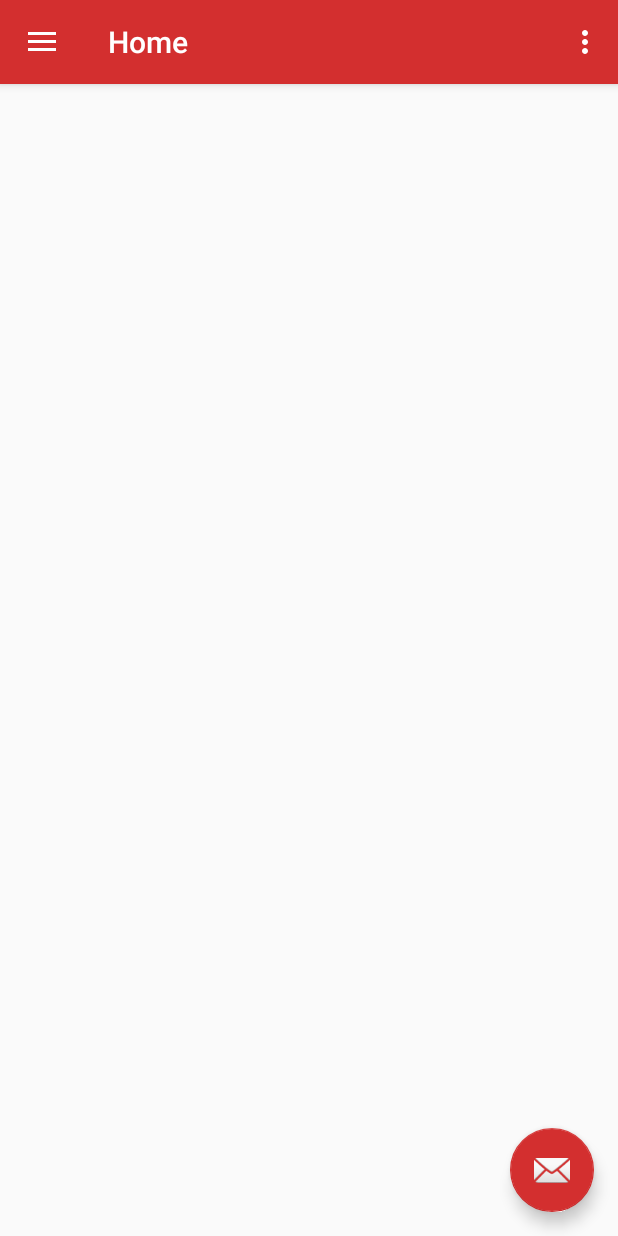
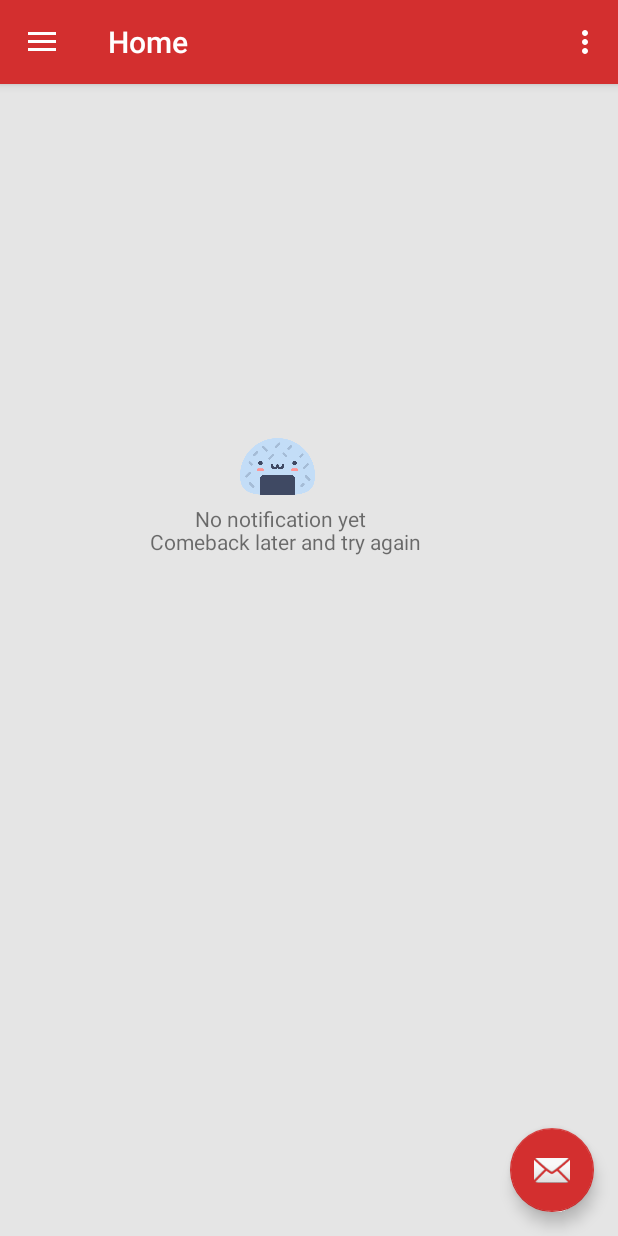
Before and after one commit to rezapremana/NewTADS, an Android app: the fragment NotificationsFragment placed in its activity, on a phone screen of 412 x 824 dp. Run offline under Robolectric (Android 15) with nearby library versions, the phone set to English and light mode, and no system bars; pictures from the network do not load; 2 statements that could not run were skipped.

Commit message:
Notification Content

```diff
--- a/app/src/main/java/info/androidhive/navigationdrawer/activity/MainActivity.java
+++ b/app/src/main/java/info/androidhive/navigationdrawer/activity/MainActivity.java
@@ -45,7 +45,7 @@ public class MainActivity extends AppCompatActivity {
     // urls to load navigation header background image
     // and profile image
     private static final String urlNavHeaderBg = "http://www.viva-vista.sg/wp-content/uploads/shopping-Background.jpg";
-    private static final String urlProfileImg = "https://lh3.googleusercontent.com/eCtE_G34M9ygdkmOpYvCag1vBARCmZwnVS6rS5t4JLzJ6QgQSBquM0nuTsCpLhYbKljoyS-txg";
+    private static final String urlProfileImg = "http://network.ameriska.net/static/images/person.png";
 
     // index to identify current nav menu item
     public static int navItemIndex = 0;
--- a/app/src/main/res/layout/fragment_notifications.xml
+++ b/app/src/main/res/layout/fragment_notifications.xml
@@ -1,7 +1,31 @@
 <FrameLayout xmlns:android="http://schemas.android.com/apk/res/android"
+    xmlns:app="http://schemas.android.com/apk/res-auto"
     xmlns:tools="http://schemas.android.com/tools"
     android:layout_width="match_parent"
     android:layout_height="match_parent"
-    tools:context="info.androidhive.navigationdrawer.fragment.NotificationsFragment">
+    tools:context="info.androidhive.navigationdrawer.fragment.NotificationsFragment"
+    android:background="@color/background">
+
+    <ImageView
+        android:id="@+id/imageView2"
+        android:layout_width="50dp"
+        android:layout_height="50dp"
+        android:layout_marginLeft="160dp"
+        android:layout_marginTop="230dp"
+        app:srcCompat="@drawable/notification_icon" />
+    <TextView
+        android:id="@+id/text1"
+        android:layout_width="wrap_content"
+        android:layout_height="wrap_content"
+        android:text="@string/notification1"
+        android:layout_marginTop="280dp"
+        android:layout_marginLeft="130dp"/>
+    <TextView
+        android:id="@+id/text2"
+        android:layout_width="wrap_content"
+        android:layout_height="wrap_content"
+        android:text="@string/notification2"
+        android:layout_marginLeft="100dp"
+        android:layout_marginTop="295dp"/>
 
 </FrameLayout>
--- a/app/src/main/res/values/colors.xml
+++ b/app/src/main/res/values/colors.xml
@@ -3,4 +3,5 @@
     <color name="colorPrimary">#d32f2f</color>
     <color name="colorPrimaryDark">#c72c2c</color>
     <color name="colorAccent">#FFFFFF</color>
+    <color name="background">#e5e5e5</color>
 </resources>
--- a/app/src/main/res/values/strings.xml
+++ b/app/src/main/res/values/strings.xml
@@ -33,6 +33,8 @@
     <string name="action_logout">Logout</string>
     <string name="action_mark_all_read">Mark All as Read</string>
     <string name="privacy_policy">Privacy Policy</string>
+    <string name="notification1">No notification yet</string>
+    <string name="notification2">Comeback later and try again</string>
 
     <!-- TODO: Remove or change this placeholder text -->
     <string name="hello_blank_fragment">Hello blank fragment</string>
```
Also changed, not shown: app/src/main/java/info/androidhive/navigationdrawer/fragment/NotificationsFragment.java (+0 -8 lines), app/src/main/res/drawable-mdpi/notification_icon.png (added).
